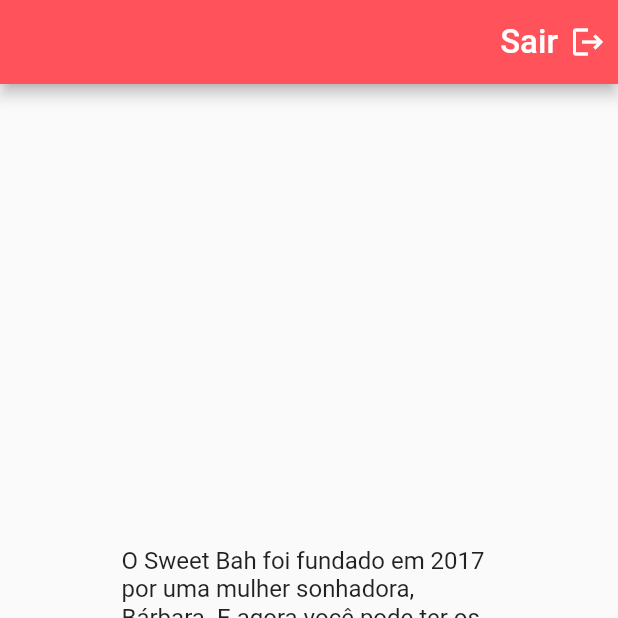
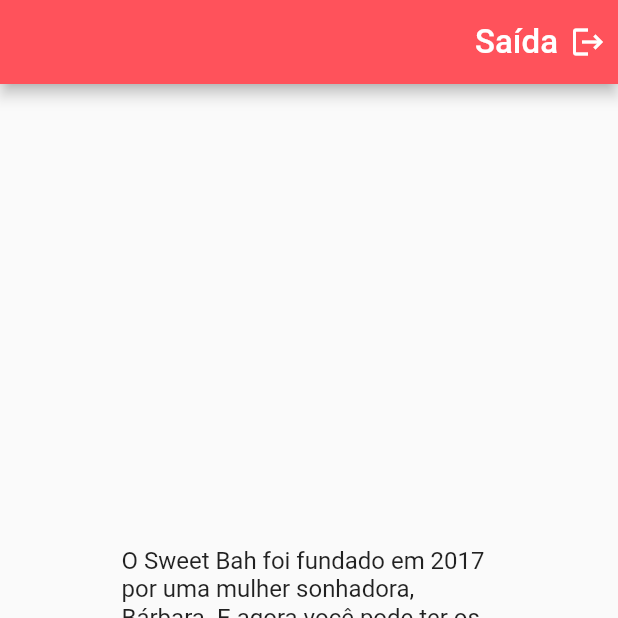
Before and after one commit to Oliverzera/ProjetoSweetBah, a Flutter app: the Sobre screen opened directly, on a phone screen of 412 x 824 dp, the top half of it. Run offline on Flutter 3.47's test engine with Material 2 defaults, Android fonts, the phone set to English and light mode, and no system bars.

```diff
--- a/lib/pages/about.page.dart
+++ b/lib/pages/about.page.dart
@@ -25,7 +25,7 @@ class Sobre extends StatelessWidget {
             child: Row(
               children: [
                 Text(
-                  'Sair',
+                  'Saída',
                   style: TextStyle(fontSize: 22),
                 ),
                 SizedBox(width: 8),
```
